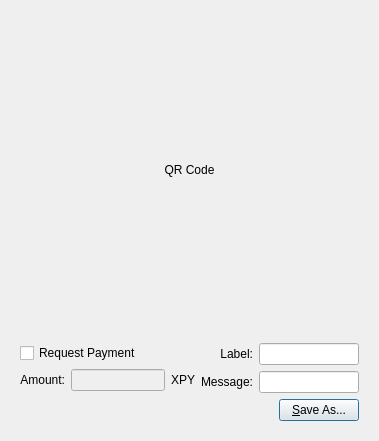
The window that src/qt/forms/qrcodedialog.ui (PaycoinFoundation/paycoin) describes before a commit, drawn with Qt 5.
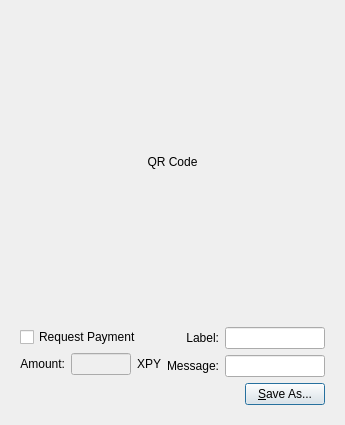
The same window after the commit.

Commit message: Rename qrcodedialog.ui window title to "QR Code Dialog" and change window size to the minimum values allowed by Qt Creator

What changed in the file:
```diff
--- a/src/qt/forms/qrcodedialog.ui
+++ b/src/qt/forms/qrcodedialog.ui
@@ -6,8 +6,8 @@
    <rect>
     <x>0</x>
     <y>0</y>
-    <width>379</width>
-    <height>441</height>
+    <width>334</width>
+    <height>425</height>
    </rect>
   </property>
   <property name="windowTitle">
```
Left out of the diff: 2 changed lines with no effect on the pictures.
